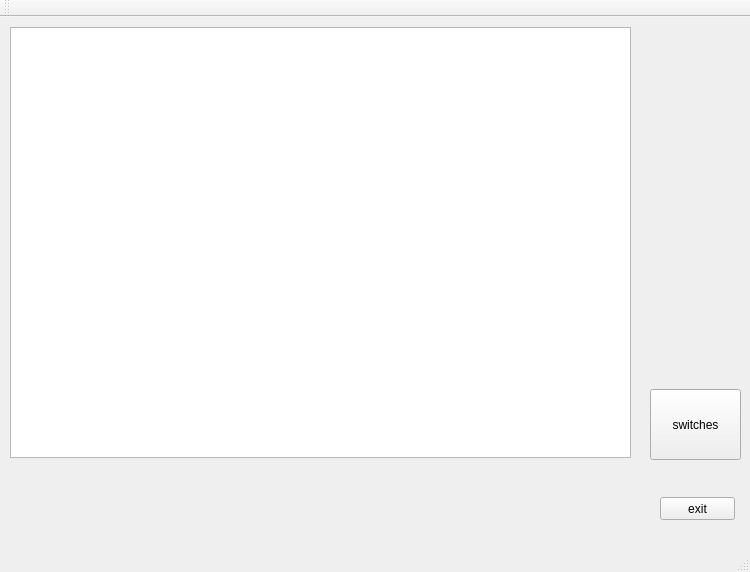
kio2145/vns_kma, file vns_kma/mainwindow.ui: the form before one commit.
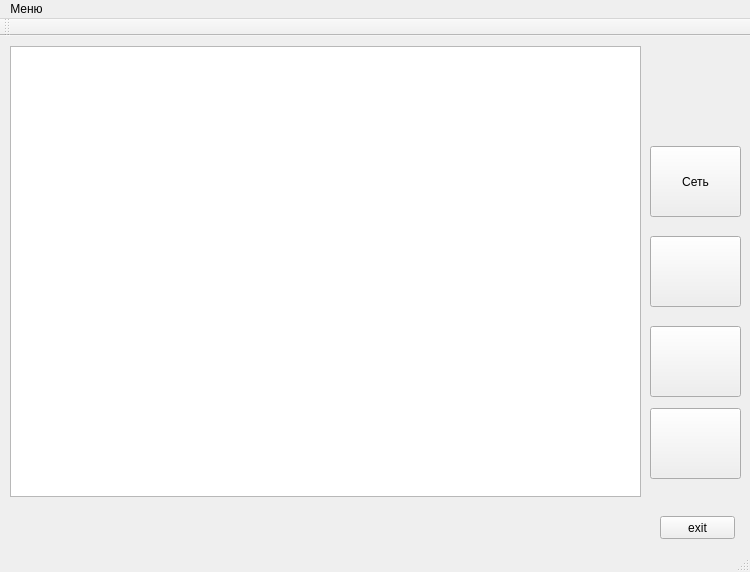
The form after the commit.

```diff
--- a/vns_kma/mainwindow.ui
+++ b/vns_kma/mainwindow.ui
@@ -15,12 +15,15 @@
   </property>
   <widget class="QWidget" name="centralWidget">
    <widget class="QGraphicsView" name="graphicsView">
+    <property name="enabled">
+     <bool>true</bool>
+    </property>
     <property name="geometry">
      <rect>
       <x>10</x>
       <y>10</y>
-      <width>621</width>
-      <height>431</height>
+      <width>631</width>
+      <height>451</height>
      </rect>
     </property>
    </widget>
@@ -34,7 +37,7 @@
      </rect>
     </property>
     <property name="text">
-     <string>switches</string>
+     <string/>
     </property>
    </widget>
    <widget class="QPushButton" name="pushButton_2">
@@ -50,6 +53,45 @@
      <string>exit</string>
     </property>
    </widget>
+   <widget class="QPushButton" name="pushButton_3">
+    <property name="geometry">
+     <rect>
+      <x>650</x>
+      <y>290</y>
+      <width>91</width>
+      <height>71</height>
+     </rect>
+    </property>
+    <property name="text">
+     <string/>
+    </property>
+   </widget>
+   <widget class="QPushButton" name="pushButton_4">
+    <property name="geometry">
+     <rect>
+      <x>650</x>
+      <y>200</y>
+      <width>91</width>
+      <height>71</height>
+     </rect>
+    </property>
+    <property name="text">
+     <string/>
+    </property>
+   </widget>
+   <widget class="QPushButton" name="pushButton_5">
+    <property name="geometry">
+     <rect>
+      <x>650</x>
+      <y>110</y>
+      <width>91</width>
+      <height>71</height>
+     </rect>
+    </property>
+    <property name="text">
+     <string>Сеть</string>
+    </property>
+   </widget>
   </widget>
   <widget class="QMenuBar" name="menuBar">
    <property name="geometry">
@@ -60,6 +102,13 @@
      <height>21</height>
     </rect>
    </property>
+   <widget class="QMenu" name="menuU">
+    <property name="title">
+     <string>Меню</string>
+    </property>
+    <addaction name="action"/>
+   </widget>
+   <addaction name="menuU"/>
   </widget>
   <widget class="QToolBar" name="mainToolBar">
    <attribute name="toolBarArea">
```
Left out of the diff: 14 changed lines with no effect on the pictures.
